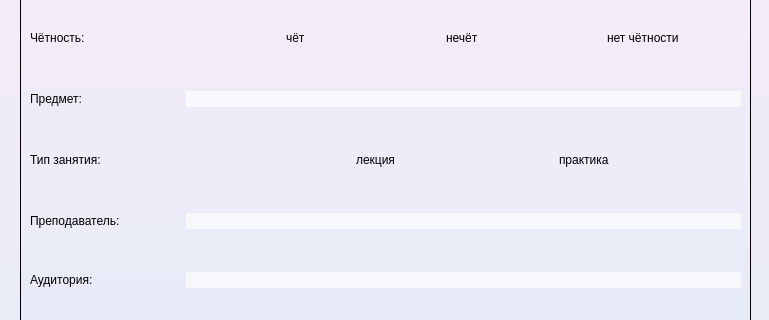
Qt form EditWindow.ui (papuelo/SCProjectSRC) before a commit; both pictures show x 0 to 769 and y 114 to 434 of the 769 by 587 pixel window.
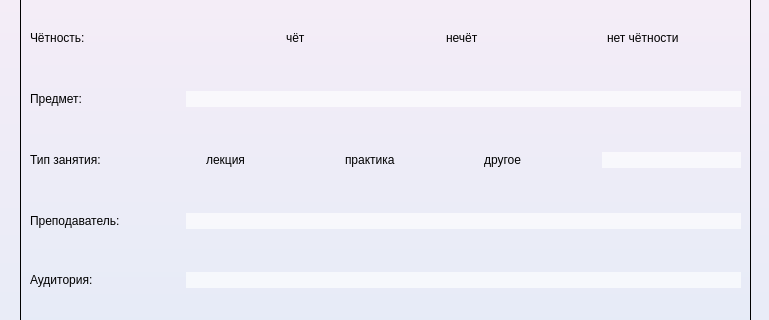
The same form after that commit.

Commit message: + "другое" в типах занятий

```diff
--- a/EditWindow.ui
+++ b/EditWindow.ui
@@ -171,12 +171,12 @@
      </widget>
     </item>
     <item row="3" column="2">
-     <layout class="QHBoxLayout" name="horizontalLayout_2" stretch="0,0">
+     <layout class="QHBoxLayout" name="horizontalLayout_2" stretch="0,0,0,0">
       <property name="spacing">
        <number>0</number>
       </property>
       <property name="leftMargin">
-       <number>150</number>
+       <number>0</number>
       </property>
       <item>
        <widget class="QRadioButton" name="radLec">
@@ -198,6 +198,35 @@
         </property>
        </widget>
       </item>
+      <item>
+       <widget class="QRadioButton" name="radOther">
+        <property name="styleSheet">
+         <string notr="true">background-color: rgba(255, 255, 255, 0)</string>
+        </property>
+        <property name="text">
+         <string>другое</string>
+        </property>
+       </widget>
+      </item>
+      <item>
+       <widget class="QLineEdit" name="typeEdit">
+        <property name="enabled">
+         <bool>false</bool>
+        </property>
+        <property name="sizePolicy">
+         <sizepolicy hsizetype="Preferred" vsizetype="Fixed">
+          <horstretch>0</horstretch>
+          <verstretch>0</verstretch>
+         </sizepolicy>
+        </property>
+        <property name="styleSheet">
+         <string notr="true">background-color: rgba(255, 255, 255, 160)</string>
+        </property>
+        <property name="frame">
+         <bool>false</bool>
+        </property>
+       </widget>
+      </item>
      </layout>
     </item>
     <item row="5" column="2">
```
Left out of the diff: 234 changed lines with no effect on the pictures. The commit also changes 5 other files.
